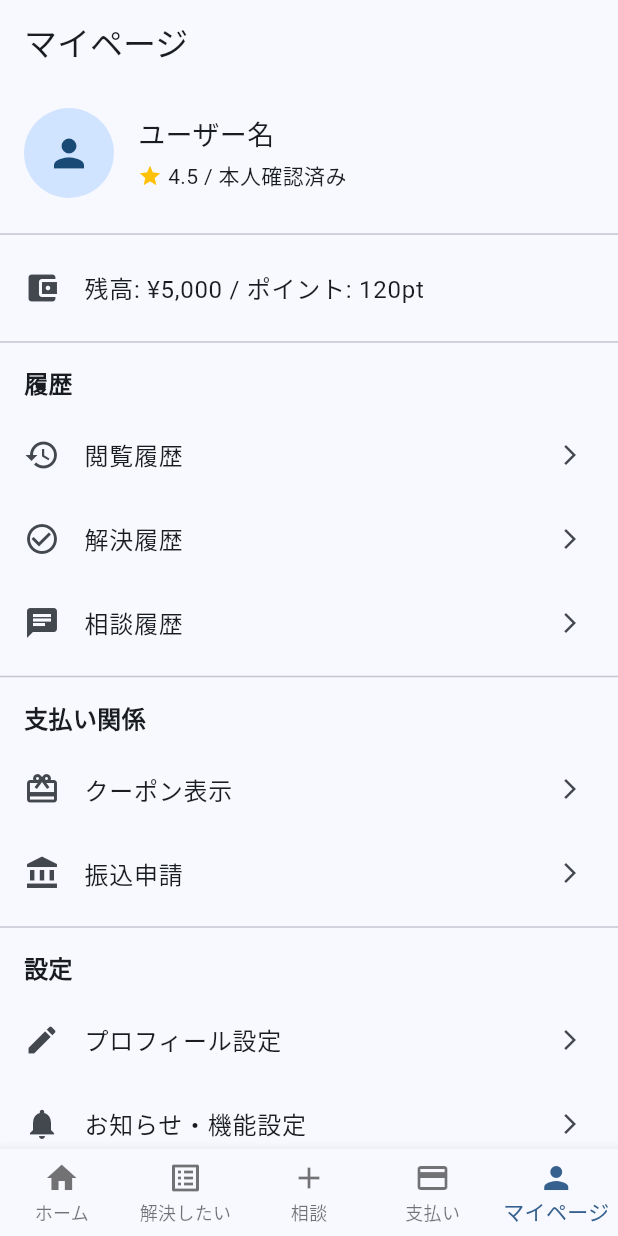
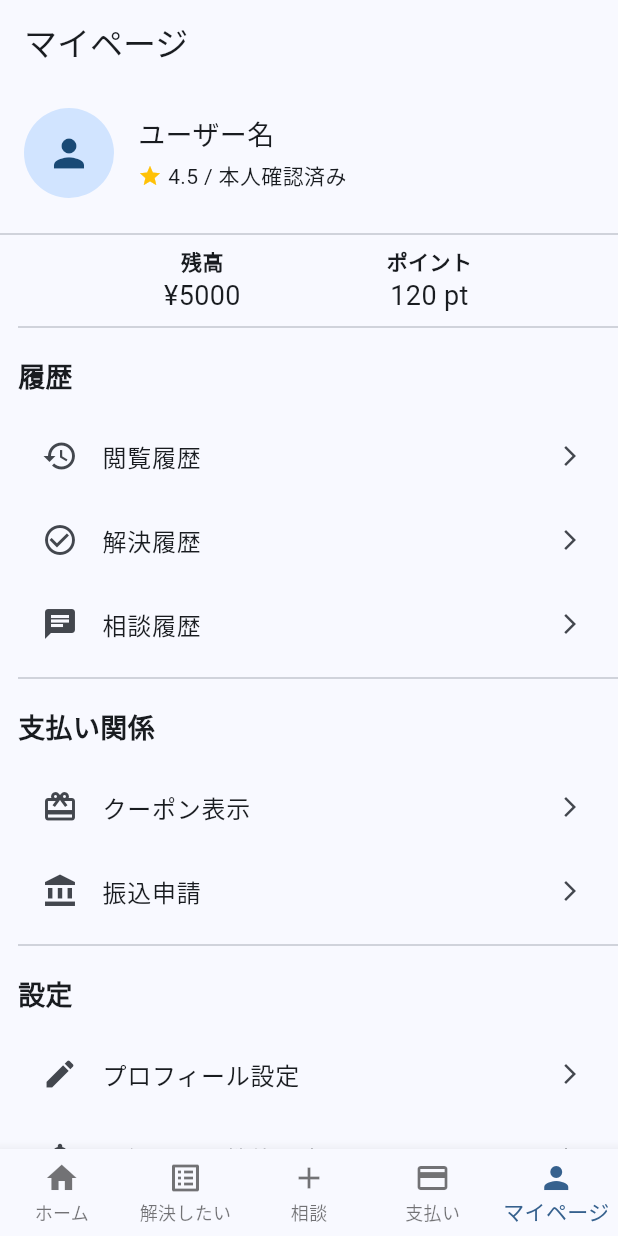
Before and after one commit to chumenium/graduation-project, a Flutter app: the screen it shows after launch, item 5 of the bottom bar chosen, on a phone screen of 412 x 824 dp. Run offline on Flutter 3.47's test engine with Material 3 defaults, Android fonts, the phone set to English and light mode, and no system bars; our stand-ins replace firebase_auth, firebase_core, google_sign_in; accounts and stored records are empty.

Commit message:
mypage_screenリファクタリング

```diff
--- a/lib/screens/main_pages/mypage_screen.dart
+++ b/lib/screens/main_pages/mypage_screen.dart
@@ -1,5 +1,7 @@
 import 'package:flutter/material.dart';
 import 'package:firebase_auth/firebase_auth.dart';
+import '../../widgets/section_title.dart';
+import '../../widgets/balance_display.dart';
 
 class MypageScreen extends StatefulWidget {
   const MypageScreen({super.key});
@@ -57,29 +59,51 @@ class _MypageScreenState extends State<MypageScreen> {
     setState(() => isLoading = true);
     user = FirebaseAuth.instance.currentUser;
     await Future.delayed(const Duration(milliseconds: 300));
-    if (mounted) {
-      setState(() => isLoading = false);
-    }
+    if (mounted) setState(() => isLoading = false);
   }
 
   @override
-  Widget build(BuildContext context) {
-    return Scaffold(
+  Widget build(BuildContext context) => Scaffold(
         appBar: AppBar(title: const Text('マイページ')),
-      body: isLoading
-          ? const Center(child: CircularProgressIndicator())
-          : ListView(
+        body: isLoading ? _buildLoading() : _buildContent(),
+      );
+
+  Widget _buildLoading() => const Center(child: CircularProgressIndicator());
+
+  Widget _buildContent() => ListView(
         children: [
-                // ユーザー情報
+          _buildUserInfo(),
+          const Divider(),
           Padding(
+            padding: const EdgeInsets.only(left: 12),
+            child: Column(
+              crossAxisAlignment: CrossAxisAlignment.start,
+              children: [
+                const BalanceDisplay(balance: 5000, points: 120),
+                const Divider(),
+                _buildMenuSection('履歴', historyItems),
+                const Divider(),
+                _buildMenuSection('支払い関係', paymentItems),
+                const Divider(),
+                _buildMenuSection('設定', settingItems),
+                const Divider(),
+                _buildMenuSection('規約', policyItems),
+                const Divider(),
+                _buildLogoutTile(),
+              ],
+            ),
+          ),
+        ],
+      );
+
+  Widget _buildUserInfo() => Padding(
         padding: const EdgeInsets.all(16),
         child: Row(
           children: [
             CircleAvatar(
               radius: 30,
-                        backgroundImage: user?.photoURL != null
-                            ? NetworkImage(user!.photoURL!)
-                            : null,
+              backgroundImage:
+                  user?.photoURL != null ? NetworkImage(user!.photoURL!) : null,
               child: user?.photoURL == null
                   ? const Icon(Icons.person, size: 30)
                   : null,
@@ -95,46 +119,24 @@ class _MypageScreenState extends State<MypageScreen> {
                   children: [
                     Icon(Icons.star, color: Colors.amber, size: 16),
                     SizedBox(width: 4),
-                              Text('4.5 / 本人確認済み',
-                                  style: TextStyle(fontSize: 14)),
+                    Text('4.5 / 本人確認済み', style: TextStyle(fontSize: 14)),
                   ],
                 ),
               ],
             ),
           ],
         ),
-                ),
+      );
 
-                const Divider(),
+  Widget _buildMenuSection(String title, List<_MypageItem> items) => Column(
+        crossAxisAlignment: CrossAxisAlignment.start,
+        children: [
+          SectionTitle(text: title),
+          ...items.map(_buildListTile),
+        ],
+      );
 
-                const ListTile(
-                  leading: Icon(Icons.account_balance_wallet),
-                  title: Text('残高: ¥5,000 / ポイント: 120pt'),
-                ),
-
-                const Divider(),
-
-                _buildSectionTitle('履歴'),
-                ...historyItems.map(_buildListTile),
-
-                const Divider(),
-
-                _buildSectionTitle('支払い関係'),
-                ...paymentItems.map(_buildListTile),
-
-                const Divider(),
-
-                _buildSectionTitle('設定'),
-                ...settingItems.map(_buildListTile),
-
-                const Divider(),
-
-                _buildSectionTitle('規約'),
-                ...policyItems.map(_buildListTile),
-
-                const Divider(),
-
-                ListTile(
+  Widget _buildLogoutTile() => ListTile(
         leading: const Icon(Icons.logout),
         title: const Text('ログアウト'),
         onTap: () async {
@@ -142,30 +144,14 @@ class _MypageScreenState extends State<MypageScreen> {
           if (!mounted) return;
           Navigator.pushReplacementNamed(context, '/login');
         },
-                ),
-              ],
-            ),
       );
-  }
 
-  Widget _buildSectionTitle(String title) {
-    return Padding(
-      padding: const EdgeInsets.symmetric(horizontal: 16, vertical: 8),
-      child: Text(
-        title,
-        style: const TextStyle(fontSize: 16, fontWeight: FontWeight.bold),
-      ),
-    );
-  }
-
-  Widget _buildListTile(_MypageItem item) {
-    return ListTile(
+  Widget _buildListTile(_MypageItem item) => ListTile(
         leading: Icon(item.icon),
         title: Text(item.title),
         trailing: const Icon(Icons.arrow_forward_ios, size: 16),
         onTap: () => Navigator.pushNamed(context, item.route),
       );
-  }
 }
 
 class _MypageItem {
```
Lines whose indentation alone changed are shown as unchanged.
